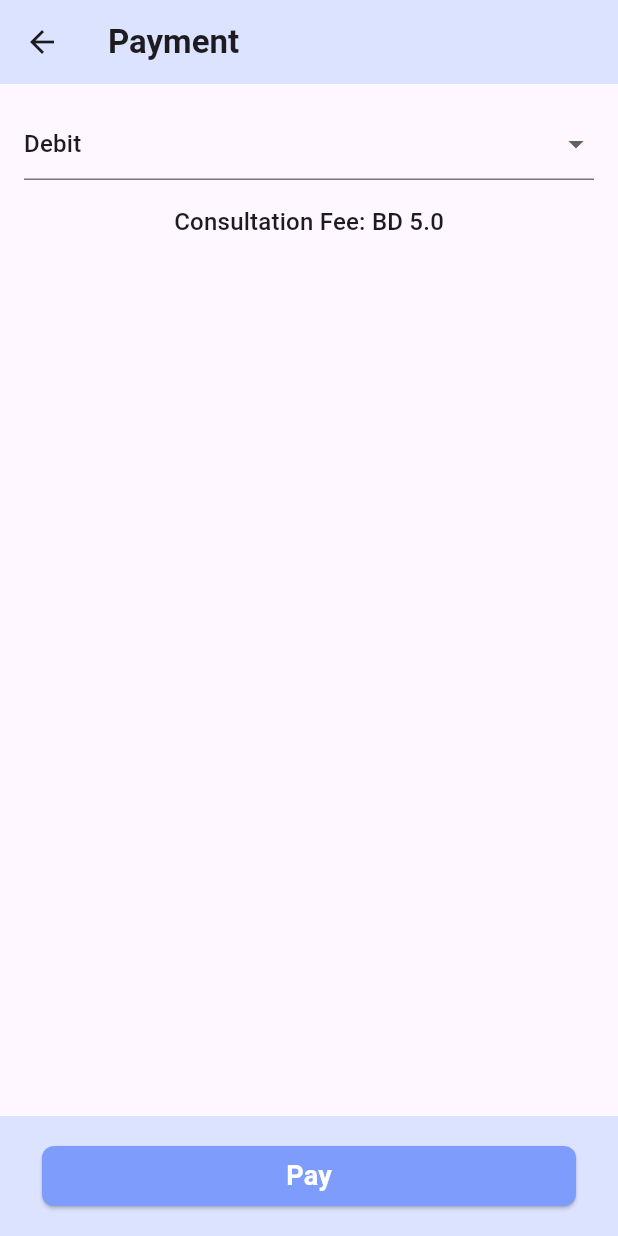
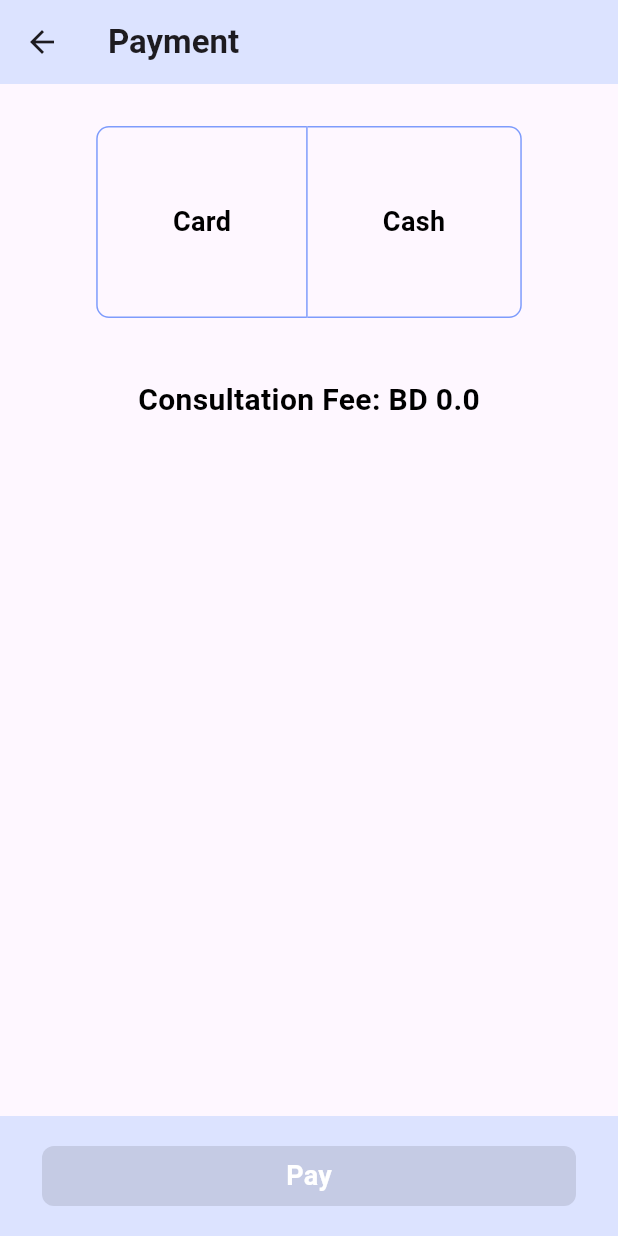
Before and after one commit to abdu61/CliniSmile, a Flutter app: the PaymentPage screen opened directly with empty values, on a phone screen of 412 x 824 dp. Run offline on Flutter 3.47's test engine with Material 3 defaults, Android fonts, the light colour scheme and no system bars; our stand-ins replace cloud_firestore, dash_chat_2, firebase_auth, firebase_core, flutter_gemini, flutter_spinkit and 1 more; accounts and stored records are empty; network calls fail.

Commit message:
Update to Customer Payment page

```diff
--- a/lib/screens/customer/dynamic_pages/book_appointment_pick.dart
+++ b/lib/screens/customer/dynamic_pages/book_appointment_pick.dart
@@ -127,7 +127,7 @@ class _BookAppointmentPageState extends State<BookAppointmentPage> {
                 _date.year, _date.month, _date.day, _time!.hour, _time!.minute)
             .add(Duration(minutes: 30)),
         status: 'Open',
-        paymentMethod: '', // Set this to the appropriate value
+        paymentMethod: 'Cash', // Set this to the appropriate value
         bookingTime: DateTime.now(),
         consultationFee: 0.0, // Set this to the appropriate value
         userMode: 'Offline',
@@ -164,8 +164,6 @@ class _BookAppointmentPageState extends State<BookAppointmentPage> {
 
   @override
   Widget build(BuildContext context) {
-    final textTheme = Theme.of(context).textTheme;
-
     // Calculate the number of days in the selected month
     final daysInMonth =
         DateTime(_selectedMonth.year, _selectedMonth.month + 1, 0).day;
--- a/lib/screens/customer/dynamic_pages/payment.dart
+++ b/lib/screens/customer/dynamic_pages/payment.dart
@@ -19,7 +19,8 @@ class PaymentPage extends StatefulWidget {
 
 class _PaymentPageState extends State<PaymentPage> {
   final _formKey = GlobalKey<FormState>();
-  String _paymentMethod = 'Debit';
+  String? _paymentMethod;
+  double _consultationFee = 0.0;
   final _appointmentsCollection =
       FirebaseFirestore.instance.collection('appointments');
 
@@ -32,7 +33,7 @@ class _PaymentPageState extends State<PaymentPage> {
       final start = DateTime(widget.date.year, widget.date.month,
           widget.date.day, widget.time.hour, widget.time.minute);
       // Assuming each appointment lasts 30 minutes
-      final end = start.add(Duration(minutes: 30));
+      final end = start.add(const Duration(minutes: 30));
 
       // Check if the slot is already booked
       final snapshot = await _appointmentsCollection
@@ -49,7 +50,7 @@ class _PaymentPageState extends State<PaymentPage> {
           'status': 'Open',
           'paymentMethod': _paymentMethod,
           'bookingTime': DateTime.now(),
-          'consultationFee': 5.0,
+          'consultationFee': _consultationFee,
           'userMode': 'Online',
         });
 
@@ -111,44 +112,64 @@ class _PaymentPageState extends State<PaymentPage> {
     return Scaffold(
       appBar: SimpleAppBar(title: 'Payment'),
       body: Padding(
-        padding: const EdgeInsets.all(16.0),
+        padding: const EdgeInsets.all(28.0),
         child: Form(
           key: _formKey,
           child: Column(
             children: [
               // Payment method field
-              DropdownButtonFormField<String>(
-                value: _paymentMethod,
-                items: ['Debit', 'Credit'].map((String value) {
-                  return DropdownMenuItem<String>(
-                    value: value,
-                    child: Text(value),
-                  );
-                }).toList(),
-                onChanged: (String? newValue) {
-                  setState(() {
-                    _paymentMethod = newValue!;
-                  });
-                },
-                validator: (value) {
-                  if (value == null || value.isEmpty) {
-                    return 'Please select a payment method';
-                  }
-                  return null;
-                },
+              Center(
+                child: ToggleButtons(
+                  isSelected: [
+                    _paymentMethod == 'Card',
+                    _paymentMethod == 'Cash'
+                  ],
+                  onPressed: (int index) {
+                    setState(() {
+                      _paymentMethod = index == 0 ? 'Card' : 'Cash';
+                      _consultationFee = _paymentMethod == 'Card' ? 5.0 : 0.0;
+                    });
+                  },
+                  borderRadius: BorderRadius.circular(8.0),
+                  color: const Color.fromARGB(255, 0, 0, 0), // Default color
+                  selectedColor: Colors.white,
+                  fillColor: const Color.fromARGB(255, 126, 156, 252),
+                  borderColor: const Color.fromARGB(255, 126, 156, 252),
+                  selectedBorderColor: const Color.fromARGB(255, 126, 156, 252),
+                  children: const <Widget>[
+                    Padding(
+                      padding: EdgeInsets.all(50.0),
+                      child: Text('Card',
+                          style: TextStyle(
+                              fontWeight: FontWeight.bold, fontSize: 18.0)),
+                    ),
+                    Padding(
+                      padding: EdgeInsets.all(50.0),
+                      child: Text('Cash',
+                          style: TextStyle(
+                              fontWeight: FontWeight.bold, fontSize: 18.0)),
+                    ),
+                  ], // Selected border color
+                ),
               ),
-              const SizedBox(height: 16.0),
+              const SizedBox(height: 40.0),
               Text(
-                'Consultation Fee: BD 5.0',
-                style: textTheme.titleMedium,
-              ),
+                  _paymentMethod == 'Cash'
+                      ? 'Payment to be made in Clinic'
+                      : 'Consultation Fee: BD $_consultationFee',
+                  style: TextStyle(
+                      color: _paymentMethod == 'Cash'
+                          ? const Color.fromARGB(255, 238, 86, 76)
+                          : Colors.black,
+                      fontSize: 20.0,
+                      fontWeight: FontWeight.w600)),
             ],
           ),
         ),
       ),
       bottomNavigationBar: BottomNavBarButtons(
-        isEnabled: true,
-        onPressed: _pay,
+        isEnabled: _paymentMethod != null,
+        onPressed: _paymentMethod != null ? () => _pay() : () {},
         buttonText: 'Pay',
       ),
     );
```
